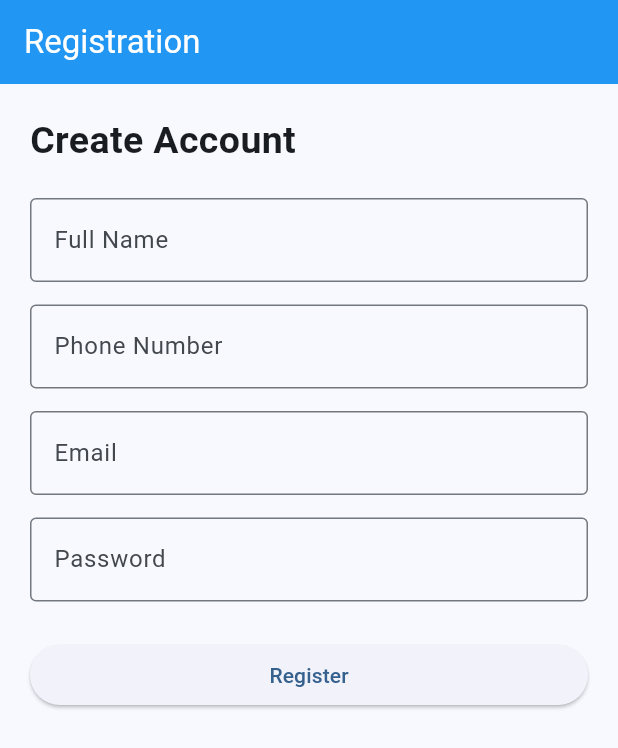
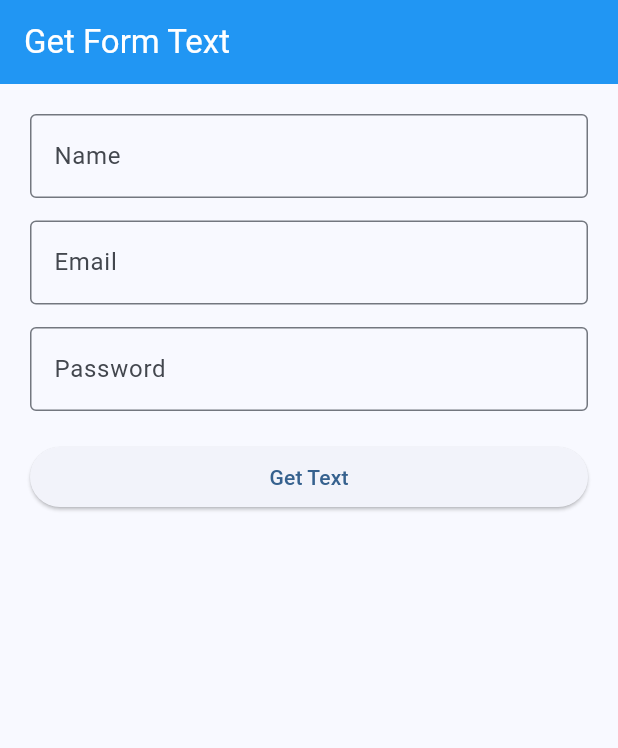
Before and after one commit to nurbalaqalym-gif/t10, a Flutter app: the screen it shows after launch, on a phone screen of 412 x 824 dp. Shown: the top 748 px of the screen. Run offline on Flutter 3.47's test engine with Material 3 defaults, Android fonts, the phone set to English and light mode, and no system bars.

Commit message:
Initial commit

```diff
--- a/lib/register_form.dart
+++ b/lib/register_form.dart
@@ -1,5 +1,4 @@
 import 'package:flutter/material.dart';
-import 'package:flutter/services.dart';
 
 class RegisterPage extends StatefulWidget {
   const RegisterPage({super.key});
@@ -9,135 +8,86 @@ class RegisterPage extends StatefulWidget {
 }
 
 class _RegisterPageState extends State<RegisterPage> {
-  final _formKey = GlobalKey<FormState>();
-
   final nameController = TextEditingController();
-  final phoneController = TextEditingController();
   final emailController = TextEditingController();
   final passwordController = TextEditingController();
+
+  String result = '';
+
+  void getFormData() {
+    setState(() {
+      result =
+          '''
+Name: ${nameController.text}
+Email: ${emailController.text}
+Password: ${passwordController.text}
+''';
+    });
+  }
 
   @override
   void dispose() {
     nameController.dispose();
-    phoneController.dispose();
     emailController.dispose();
     passwordController.dispose();
     super.dispose();
-  }
-
-  void register() {
-    if (_formKey.currentState!.validate()) {
-      ScaffoldMessenger.of(
-        context,
-      ).showSnackBar(const SnackBar(content: Text('Registration successful!')));
-    }
   }
 
   @override
   Widget build(BuildContext context) {
     return Scaffold(
       appBar: AppBar(
-        title: const Text('Registration'),
+        title: const Text('Get Form Text'),
         backgroundColor: Colors.blue,
         foregroundColor: Colors.white,
       ),
       body: Padding(
         padding: const EdgeInsets.all(20),
-        child: Form(
-          key: _formKey,
-          child: ListView(
+        child: Column(
           children: [
-              const Text(
-                'Create Account',
-                style: TextStyle(fontSize: 25, fontWeight: FontWeight.bold),
-              ),
-
-              const SizedBox(height: 20),
-
-              TextFormField(
+            TextField(
               controller: nameController,
               decoration: const InputDecoration(
-                  labelText: 'Full Name',
+                labelText: 'Name',
                 border: OutlineInputBorder(),
               ),
-                inputFormatters: [
-                  FilteringTextInputFormatter.allow(
-                    RegExp(r'[a-zA-Zа-яА-ЯәіңғүұқөһӘІҢҒҮҰҚӨҺ ]'),
-                  ),
-                ],
-                validator: (value) {
-                  if (value == null || value.isEmpty) {
-                    return 'Enter your name';
-                  }
-                  return null;
-                },
             ),
 
             const SizedBox(height: 15),
 
-              TextFormField(
-                controller: phoneController,
-                keyboardType: TextInputType.phone,
+            TextField(
+              controller: emailController,
               decoration: const InputDecoration(
-                  labelText: 'Phone Number',
+                labelText: 'Email',
                 border: OutlineInputBorder(),
               ),
-                inputFormatters: [
-                  FilteringTextInputFormatter.digitsOnly,
-                  LengthLimitingTextInputFormatter(11),
-                ],
-                validator: (value) {
-                  if (value == null || value.length != 11) {
-                    return 'Enter 11 digits';
-                  }
-                  return null;
-                },
             ),
 
             const SizedBox(height: 15),
 
-              TextFormField(
-                controller: emailController,
-                keyboardType: TextInputType.emailAddress,
-                decoration: const InputDecoration(
-                  labelText: 'Email',
-                  border: OutlineInputBorder(),
-                ),
-                validator: (value) {
-                  if (value == null ||
-                      !RegExp(r'^[^@]+@[^@]+\.[^@]+$').hasMatch(value)) {
-                    return 'Enter a valid email';
-                  }
-                  return null;
-                },
-              ),
-
-              const SizedBox(height: 15),
-
-              TextFormField(
+            TextField(
               controller: passwordController,
               obscureText: true,
               decoration: const InputDecoration(
                 labelText: 'Password',
                 border: OutlineInputBorder(),
               ),
-                inputFormatters: [LengthLimitingTextInputFormatter(12)],
-                validator: (value) {
-                  if (value == null || value.length < 6) {
-                    return 'Minimum 6 characters';
-                  }
-                  return null;
-                },
             ),
 
-              const SizedBox(height: 25),
+            const SizedBox(height: 20),
 
-              ElevatedButton(
-                onPressed: register,
-                child: const Text('Register'),
+            SizedBox(
+              width: double.infinity,
+              child: ElevatedButton(
+                onPressed: getFormData,
+                child: const Text('Get Text'),
               ),
+            ),
+
+            const SizedBox(height: 20),
+
+            Text(result, style: const TextStyle(fontSize: 16)),
           ],
-          ),
         ),
       ),
     );
```
Lines whose indentation alone changed are shown as unchanged.
